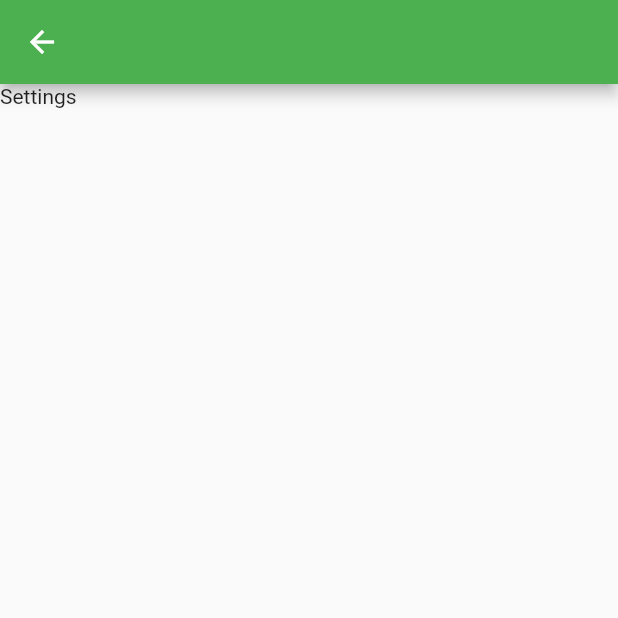
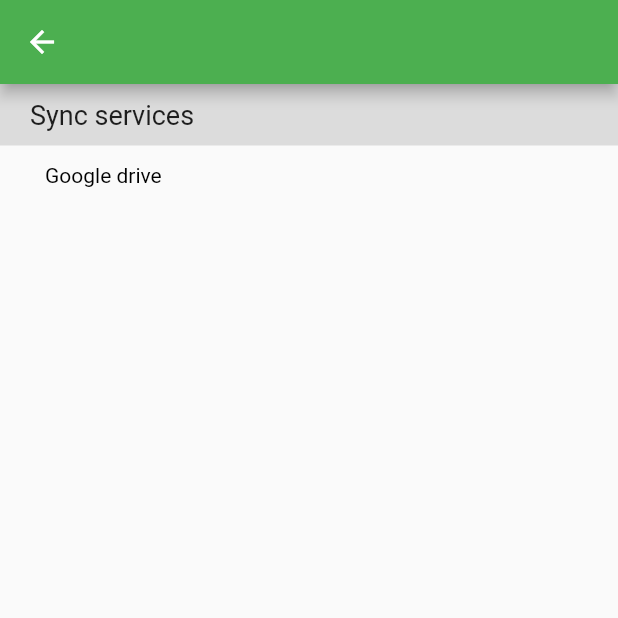
Before and after one commit to pavlov-o-a/LifeLog, a Flutter app: the SettingsScreen screen opened by its route, on a phone screen of 412 x 824 dp, the top half of it. Run offline on Flutter 3.47's test engine with Material 2 defaults, Android fonts, the light colour scheme and no system bars; our stand-ins replace flutter_bloc.

```diff
--- a/lib/entry/block/entry_block.dart
+++ b/lib/entry/block/entry_block.dart
@@ -30,6 +30,8 @@ class EntryBlock extends Bloc<EntryEvent, EntryState> {
           yield EntryStateEditSuccess(event.modified);
         } else {
           try {
+            event.modified.created = DateTime.now().millisecondsSinceEpoch;
+            event.modified.modified = event.modified.created;
             var created = entryProvider.create(event.modified);
             yield EntryStateEditSuccess(created);
           } catch (exc) {
--- a/lib/settings/settings_screen.dart
+++ b/lib/settings/settings_screen.dart
@@ -5,7 +5,50 @@ class SettingsScreen extends StatelessWidget {
   Widget build(BuildContext context) {
     return Scaffold(
       appBar: AppBar(),
-      body: Text("Settings"),
+      body: Container(
+        child: Column(
+          children: [
+            getHeader("Sync services"),
+            getItem("Google drive"),
+          ],
+        ),
+        constraints: BoxConstraints.expand(),
+      ),
     );
   }
+
+  Widget getHeader(String title) {
+    return Container(
+      child: Text(
+        title,
+        style: TextStyle(fontSize: 18),
+      ),
+      color: Colors.black12,
+      padding: EdgeInsets.only(left: 20, top: 10, bottom: 10, right: 20),
+      width: double.infinity,
+    );
+  }
+
+  Widget getItem(String title) {
+    return Container(
+      child: TextButton(
+        child: Text(
+          title,
+          style: TextStyle(color: Colors.black),
+        ),
+        onPressed: () => {},
+        style: getSimpleStyle(),
+      ),
+      width: double.infinity,
+      height: 40,
+    );
+  }
+
+  ButtonStyle getSimpleStyle() {
+    return ButtonStyle(
+        padding: MaterialStateProperty.all(EdgeInsets.only(left: 30)),
+        alignment: Alignment.centerLeft,
+        minimumSize: MaterialStateProperty.all(Size.zero),
+        textStyle: MaterialStateProperty.all(TextStyle(color: Colors.black)));
+  }
 }
--- a/pubspec.yaml
+++ b/pubspec.yaml
@@ -27,6 +27,9 @@ dependencies:
   rxdart: ^0.26.0
   flutter_bloc: ^7.0.0
   cupertino_icons: ^1.0.2
+  googleapis_auth: ^1.1.0
+  googleapis: ^2.0.0
+  webview_flutter: ^2.0.3
 
 dev_dependencies:
   flutter_test:
```
Also changed, not shown: lib/catalog/ui/catalog_screen.dart (+28 -6 lines), lib/database/entries/entries_database_impl.dart (+23 -4 lines), lib/synchronize/google_drive.dart (added, +12 -0 lines), lib/synchronize/synchronize.dart (added, +7 -0 lines), pubspec.lock.
